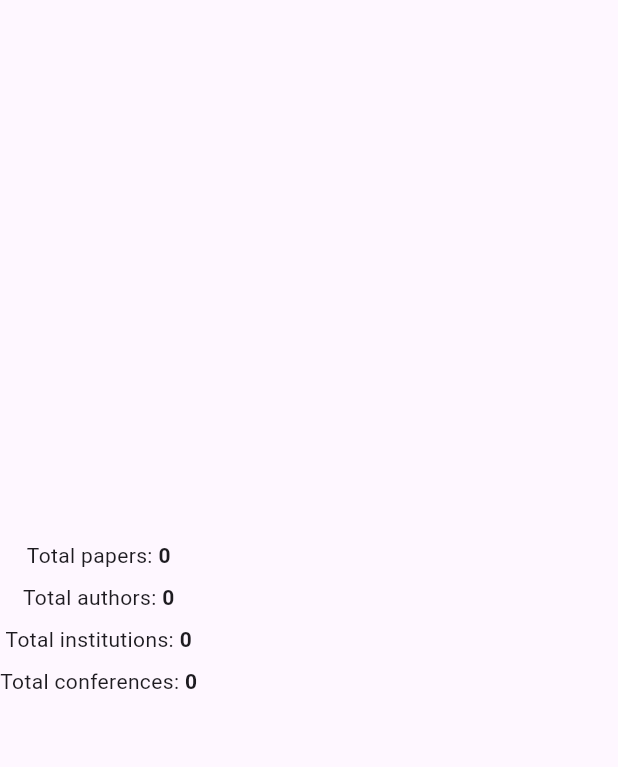
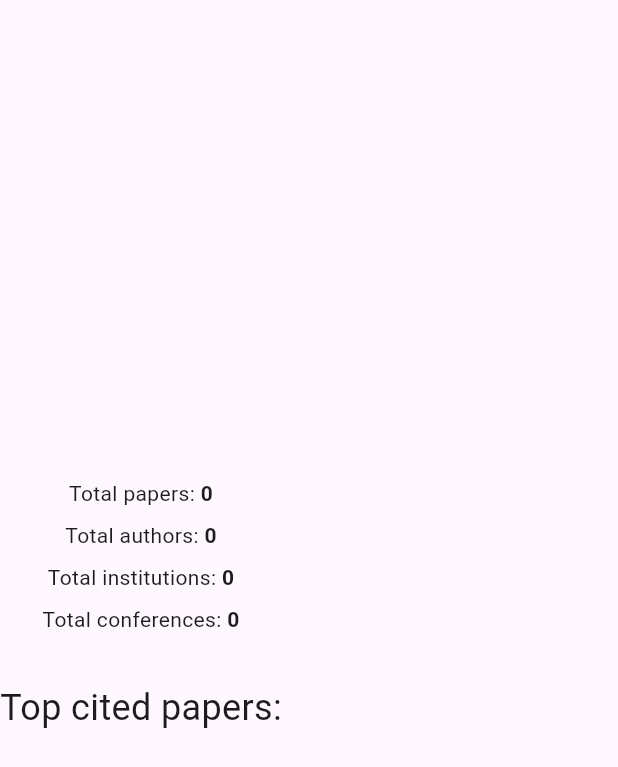
Before and after one commit to papeye/i-hep, a Flutter app: the _DashboardViewBody widget shown alone on an empty page, opened directly with empty values, on a phone screen of 412 x 824 dp. Shown: the top 767 px of the screen. Run offline on Flutter 3.47's test engine with Material 3 defaults, Android fonts, the phone set to English and light mode, and no system bars; our stand-ins replace flutter_bloc, flutter_hooks, go_router; network calls fail.

Commit message:
show top cited papers on dashboard

```diff
--- a/lib/models/paper_data.dart
+++ b/lib/models/paper_data.dart
@@ -3,6 +3,7 @@ class PaperData {
     required this.id,
     required this.authors,
     required this.titles,
+    required this.citations,
   });
 
   factory PaperData.fromJson(Map<String, dynamic> json) {
@@ -16,6 +17,7 @@ class PaperData {
       titles: (metadata['titles'] as List<dynamic>)
           .map((e) => (e as Map<String, dynamic>)['title'] as String)
           .toList(),
+      citations: metadata['citation_count_without_self_citations'] as int? ?? 0,
     );
   }
 
@@ -23,4 +25,5 @@ class PaperData {
 
   final List<String> authors;
   final List<String> titles;
+  final int citations;
 }
--- a/lib/services/ihep_service.dart
+++ b/lib/services/ihep_service.dart
@@ -18,7 +18,7 @@ class IHepApiService {
     final client = http.Client();
     try {
       final url = Uri.parse(
-        '$_baseUrl/literature?sort=$sort&fields=titles,authors.full_name&size=$size&page=$page&q=${query ?? ''}',
+        '$_baseUrl/literature?sort=$sort&fields=titles,authors.full_name,citation_count_without_self_citations&size=$size&page=$page&q=${query ?? ''}',
       );
 
       final response = await client.get(url);
@@ -48,7 +48,6 @@ class IHepApiService {
       _fetchPaperData(
         sort: 'mostcited',
         size: size,
-        query: 'topcite 1000+',
       );
 
   Future<Paper> fetchSpecific(String id) async {
--- a/lib/views/home_screen/dashboard_view.dart
+++ b/lib/views/home_screen/dashboard_view.dart
@@ -3,6 +3,7 @@ import 'package:flutter_bloc/flutter_bloc.dart';
 import 'package:flutter_hooks/flutter_hooks.dart';
 import 'package:ihep/blocs/dashboard_bloc.dart';
 import 'package:ihep/hooks/use_bloc.dart';
+import 'package:ihep/shared/paper_data_tile.dart';
 import 'package:ihep/utils/spaced.dart';
 
 class DashboardView extends HookWidget {
@@ -38,6 +39,9 @@ class _DashboardViewBody extends StatelessWidget {
     return Column(
       mainAxisAlignment: MainAxisAlignment.center,
       children: [
+        Column(
+          mainAxisAlignment: MainAxisAlignment.center,
+          children: [
             _TitleWithNumber(
               title: 'Total papers',
               number: data.totalPapersCount,
@@ -55,6 +59,24 @@ class _DashboardViewBody extends StatelessWidget {
               number: data.totalConferencesCount,
             ),
           ].spaced(8),
+        ),
+        const SizedBox(height: 32),
+        const Text(
+          'Top cited papers:',
+          style: TextStyle(fontSize: 24),
+        ),
+        const SizedBox(height: 16),
+        for (final paper in data.topCited) ...[
+          SizedBox(
+            width: 400,
+            child: PaperDataTile(
+              paper,
+              showCitations: true,
+            ),
+          ),
+          const SizedBox(height: 16),
+        ],
+      ],
     );
   }
 }
```
Also changed, not shown: lib/shared/paper_data_tile.dart (added, +34 -0 lines), lib/views/home_screen/papers_list.dart (+2 -24 lines). Lines whose indentation alone changed are shown as unchanged.
